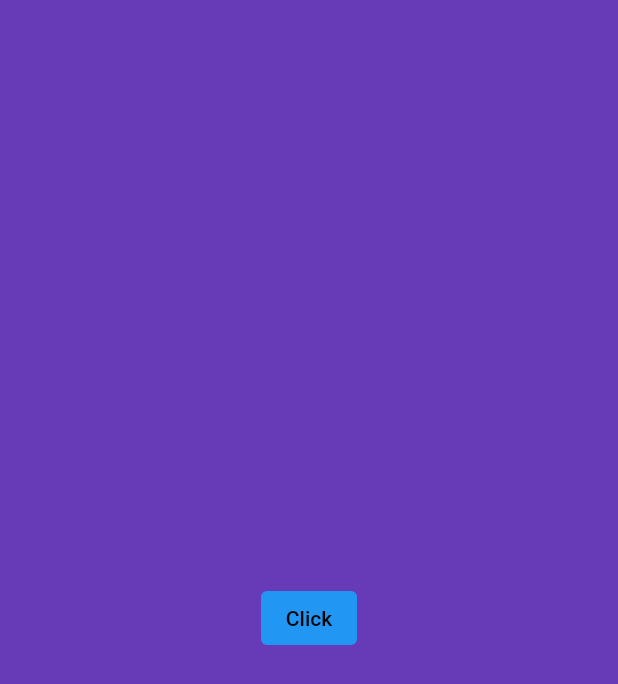
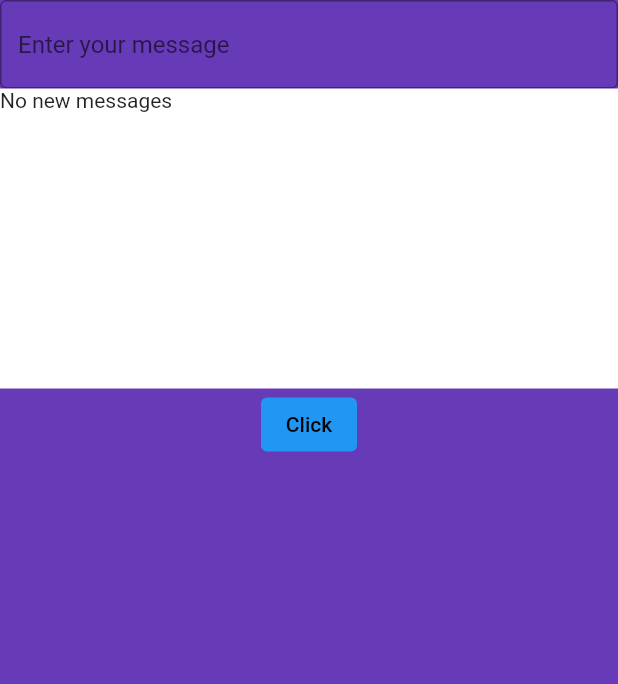
Before and after one commit to pintertamas/shed-mobile, a Flutter app: the screen it shows after launch, after a tap on "Click", on a phone screen of 412 x 824 dp. Shown: the top 684 px of the screen. Run offline on Flutter 3.47's test engine with Material 2 defaults, Android fonts, the phone set to English and light mode, and no system bars; missing offline and left inert: stomp_dart_client.

Commit message:
modified the app to an ugly chat app

```diff
--- a/lib/screens/my_app.dart
+++ b/lib/screens/my_app.dart
@@ -1,6 +1,5 @@
 import 'dart:async';
 import 'dart:convert';
-import 'dart:math';
 
 import 'package:flutter/material.dart';
 import 'package:stomp_dart_client/stomp.dart';
@@ -16,6 +15,7 @@ class MyApp extends StatefulWidget {
 
 class _MyAppState extends State<MyApp> {
   late StompClient stompClient;
+  TextEditingController textEditingController = new TextEditingController();
   String message = "";
 
   @override
@@ -49,20 +49,40 @@ class _MyAppState extends State<MyApp> {
   @override
   Widget build(BuildContext context) {
     return MaterialApp(
-      home: Scaffold(
+      home: SafeArea(
+        child: Scaffold(
           backgroundColor: Colors.deepPurple,
           body: Center(
-          child: TextButton(
+            child: Column(
+              children: [
+                TextField(
+                  controller: textEditingController,
+                  decoration: InputDecoration(
+                    border: OutlineInputBorder(),
+                    hintText: 'Enter your message',
+                  ),
+                ),
+                Container(
+                  height: 200,
+                  width: double.infinity,
+                  color: Colors.white,
+                  child: Text(message == "" ? "No new messages" : message),
+                ),
+                TextButton(
                   onPressed: _sendMessage,
                   style: ButtonStyle(
-              backgroundColor: MaterialStateProperty.all<Color>(Colors.blue),
+                    backgroundColor:
+                        MaterialStateProperty.all<Color>(Colors.blue),
                   ),
                   child: Text(
-              message == "" ? "Click" : message,
+                    "Click",
                     textDirection: TextDirection.ltr,
                     style: TextStyle(
                       color: Colors.black,
                     ),
+                  ),
+                ),
+              ],
             ),
           ),
         ),
@@ -71,12 +91,15 @@ class _MyAppState extends State<MyApp> {
   }
 
   void _sendMessage() {
-    String message = Random.secure().nextInt(100).toString();
+    String message = textEditingController.text.toString();
     stompClient.send(
       destination: '/topic/asd',
       body: json.encode({'message': message}),
     );
-    print("connected: " + stompClient.connected.toString() + " to " + stompClient.config.url.toString());
+    print("connected: " +
+        stompClient.connected.toString() +
+        " to " +
+        stompClient.config.url.toString());
     print("sending message: " + message);
   }
 
```
Lines whose indentation alone changed are shown as unchanged.
